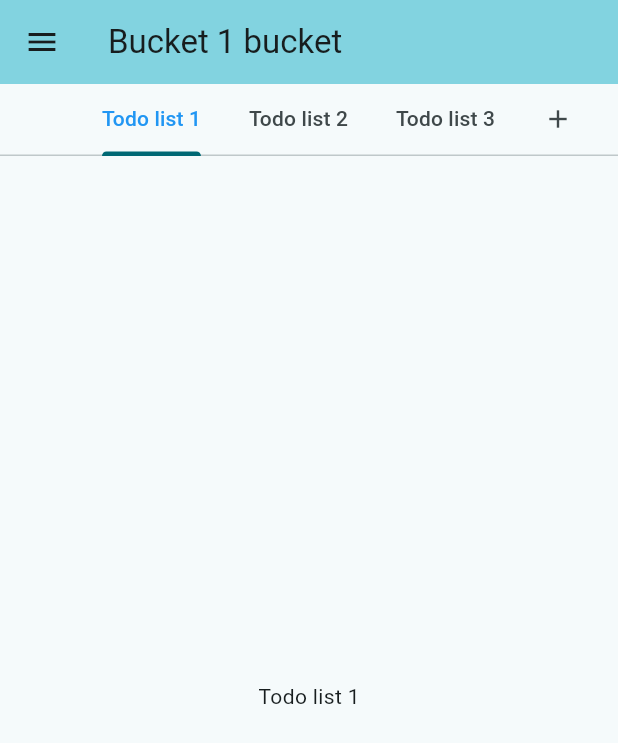
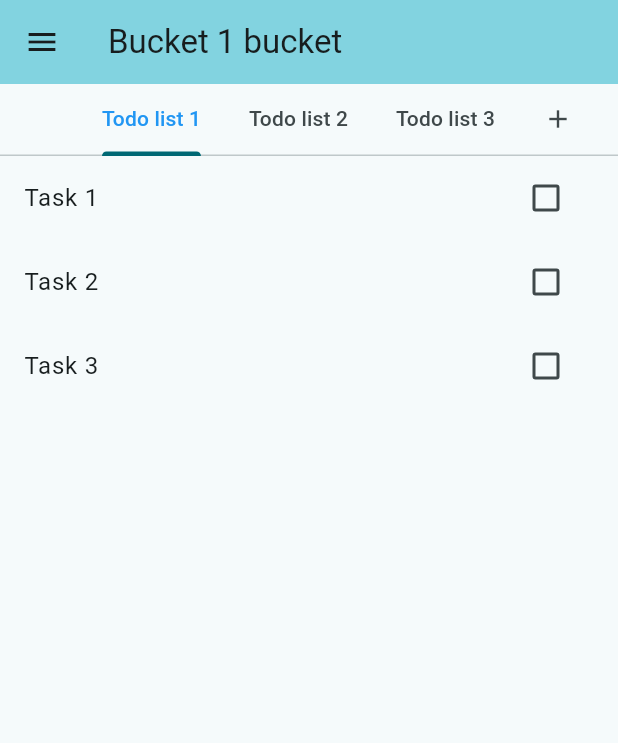
Before and after one commit to kacpereqo/bucket-list, a Flutter app: the screen it shows after launch, on a phone screen of 412 x 824 dp. Shown: the top 743 px of the screen. Run offline on Flutter 3.47's test engine with Material 3 defaults, Android fonts, the phone set to English and light mode, and no system bars.

Commit message:
feat: task widget

```diff
--- /dev/null
+++ b/frontend/lib/dto/TaskDTO.dart
@@ -0,0 +1,7 @@
+class TaskDTO {
+  final int id;
+  final String title;
+  bool isDone;
+
+  TaskDTO({required this.id, required this.title, this.isDone = false});
+}
--- a/frontend/lib/dto/todoListDTO.dart
+++ b/frontend/lib/dto/todoListDTO.dart
@@ -1,6 +1,9 @@
+import 'TaskDTO.dart';
+
 class TodoListDTO {
   final int id;
   final String name;
+  List<TaskDTO> tasks = [];
 
-  TodoListDTO({required this.id, required this.name});
+  TodoListDTO({required this.id, required this.name, this.tasks = const []});
 }
--- a/frontend/lib/services/bucketService.dart
+++ b/frontend/lib/services/bucketService.dart
@@ -1,5 +1,6 @@
 import 'package:bucket_list/dto/bucketDTO.dart';
 import 'package:bucket_list/dto/todoListDTO.dart';
+import 'package:bucket_list/dto/TaskDTO.dart';
 
 class BucketService {
   BucketService._();
@@ -11,7 +12,15 @@ class BucketService {
       id: 0,
       name: "Bucket 1",
       todoLists: [
-        TodoListDTO(id: 1, name: "Todo list 1"),
+        TodoListDTO(
+          id: 1,
+          name: "Todo list 1",
+          tasks: [
+            TaskDTO(id: 1, title: "Task 1"),
+            TaskDTO(id: 2, title: "Task 2"),
+            TaskDTO(id: 3, title: "Task 3"),
+          ],
+        ),
         TodoListDTO(id: 2, name: "Todo list 2"),
         TodoListDTO(id: 3, name: "Todo list 3"),
       ],
--- a/frontend/lib/views/BucketView.dart
+++ b/frontend/lib/views/BucketView.dart
@@ -1,7 +1,7 @@
 import 'package:bucket_list/dto/bucketDTO.dart';
 import 'package:bucket_list/services/bucketService.dart';
+import 'package:bucket_list/widgets/todo_list.dart';
 import 'package:flutter/material.dart';
-import 'package:bucket_list/dto/todoListDTO.dart';
 
 class BucketView extends StatefulWidget {
   final BucketDTO bucket;
@@ -28,12 +28,6 @@ class _BucketViewState extends State<BucketView> with TickerProviderStateMixin {
 
     setState(() {
       oldController?.dispose();
-    });
-  }
-
-  void fetchData() {
-    setState(() {
-      _recreateController();
     });
   }
 
@@ -114,7 +108,7 @@ class _BucketViewState extends State<BucketView> with TickerProviderStateMixin {
             controller: _controller,
             children:
                 widget.bucket.todoLists.map((e) {
-                  return Center(child: Text(e.name));
+                  return Center(child: TodoList(todolist: e));
                 }).toList() +
                 [Center()],
           ),
--- a/frontend/lib/views/homeView.dart
+++ b/frontend/lib/views/homeView.dart
@@ -1,5 +1,3 @@
-import 'dart:developer';
-
 import 'package:bucket_list/dto/bucketDTO.dart';
 import 'package:bucket_list/services/bucketService.dart';
 import 'package:bucket_list/views/BucketView.dart';
--- /dev/null
+++ b/frontend/lib/widgets/todo_list.dart
@@ -0,0 +1,37 @@
+import 'package:bucket_list/dto/todoListDTO.dart';
+import 'package:flutter/material.dart';
+
+class TodoList extends StatefulWidget {
+  final TodoListDTO todolist;
+
+  const TodoList({super.key, required this.todolist});
+
+  @override
+  State<TodoList> createState() => _TodoListState();
+}
+
+class _TodoListState extends State<TodoList> {
+  @override
+  Widget build(BuildContext context) {
+    if (widget.todolist.tasks.isEmpty) {
+      return const Center(child: Text("No tasks"));
+    }
+
+    return ListView.builder(
+      itemCount: widget.todolist.tasks.length,
+      itemBuilder: (ctx, index) {
+        return ListTile(
+          title: Text(widget.todolist.tasks[index].title),
+          trailing: Checkbox(
+            value: widget.todolist.tasks[index].isDone,
+            onChanged: (val) {
+              setState(() {
+                widget.todolist.tasks[index].isDone = val!;
+              });
+            },
+          ),
+        );
+      },
+    );
+  }
+}
```
